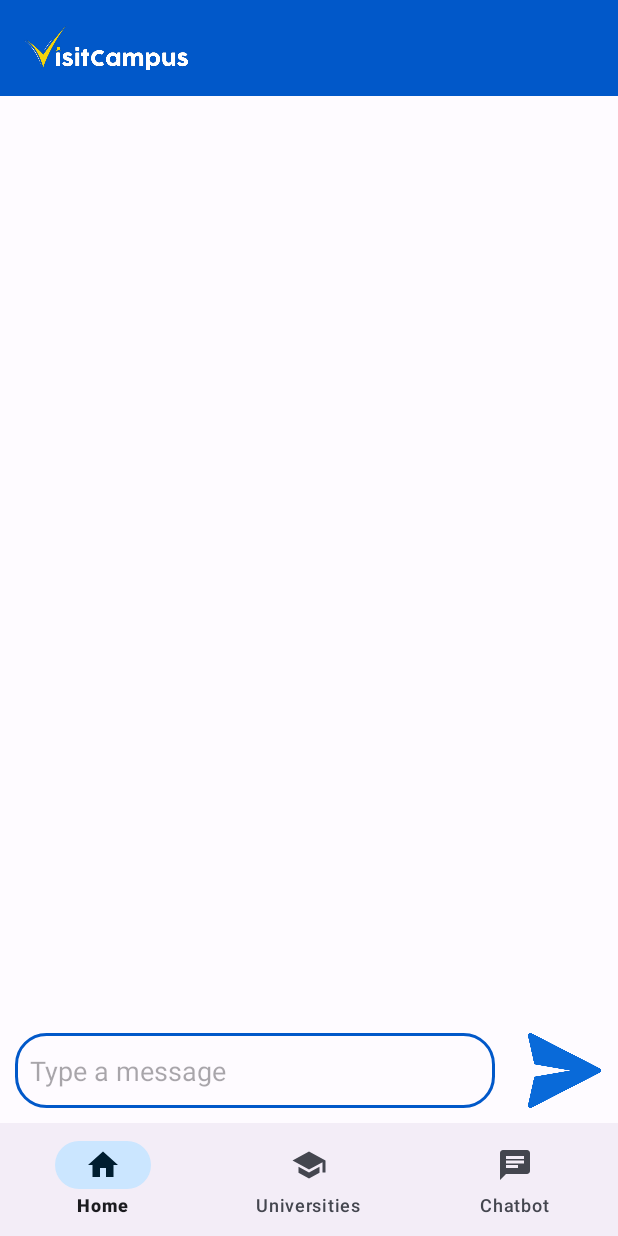
After one commit to deress/VisitCampus, an Android app: the fragment ChatbotFragment placed in its activity, on a phone screen of 412 x 824 dp. The commit adds this screen. Run offline under Robolectric (Android 15) with nearby library versions, the phone set to English and light mode, and no system bars.

Commit message:
Make layout for chatbot feature

```diff
--- /dev/null
+++ b/app/src/main/java/com/dicoding/visitcampus/ui/chatbot/ChatbotFragment.kt
@@ -0,0 +1,22 @@
+package com.dicoding.visitcampus.ui.chatbot
+
+import android.os.Bundle
+import androidx.fragment.app.Fragment
+import android.view.LayoutInflater
+import android.view.View
+import android.view.ViewGroup
+import com.dicoding.visitcampus.R
+import com.dicoding.visitcampus.databinding.FragmentChatbotBinding
+
+class ChatbotFragment : Fragment() {
+    private var _binding: FragmentChatbotBinding? = null
+    private val binding get() = _binding!!
+    override fun onCreateView(
+        inflater: LayoutInflater, container: ViewGroup?,
+        savedInstanceState: Bundle?
+    ): View? {
+        // Inflate the layout for this fragment
+        _binding = FragmentChatbotBinding.inflate(inflater, container, false)
+        return binding.root
+    }
+}
--- a/app/src/main/java/com/dicoding/visitcampus/ui/main/MainActivity.kt
+++ b/app/src/main/java/com/dicoding/visitcampus/ui/main/MainActivity.kt
@@ -7,6 +7,7 @@ import android.os.Bundle
 import androidx.fragment.app.Fragment
 import com.dicoding.visitcampus.R
 import com.dicoding.visitcampus.databinding.ActivityMainBinding
+import com.dicoding.visitcampus.ui.chatbot.ChatbotFragment
 import com.dicoding.visitcampus.ui.home.HomeFragment
 import com.dicoding.visitcampus.ui.university.UniversitiesFragment
 import com.google.android.material.appbar.MaterialToolbar
@@ -30,6 +31,7 @@ class MainActivity : AppCompatActivity() {
 
         val homeFragment = HomeFragment()
         val universitiesFragment = UniversitiesFragment()
+        val chatbotFragment = ChatbotFragment()
         setCurrentFragment(homeFragment)
 
         bottomNavigationView = binding.bottomNavigationView
@@ -37,6 +39,7 @@ class MainActivity : AppCompatActivity() {
             when (it.itemId) {
                 R.id.home -> setCurrentFragment(homeFragment)
                 R.id.list_university -> setCurrentFragment(universitiesFragment)
+                R.id.chatbot -> setCurrentFragment(chatbotFragment)
             }
             return@setOnItemSelectedListener true
         }
--- /dev/null
+++ b/app/src/main/res/drawable/baseline_chat_24.xml
@@ -0,0 +1,5 @@
+<vector android:autoMirrored="true" android:height="24dp"
+    android:tint="#000000" android:viewportHeight="24"
+    android:viewportWidth="24" android:width="24dp" xmlns:android="http://schemas.android.com/apk/res/android">
+    <path android:fillColor="@android:color/white" android:pathData="M20,2L4,2c-1.1,0 -1.99,0.9 -1.99,2L2,22l4,-4h14c1.1,0 2,-0.9 2,-2L22,4c0,-1.1 -0.9,-2 -2,-2zM6,9h12v2L6,11L6,9zM14,14L6,14v-2h8v2zM18,8L6,8L6,6h12v2z"/>
+</vector>
--- /dev/null
+++ b/app/src/main/res/drawable/message_box_background.xml
@@ -0,0 +1,5 @@
+<?xml version="1.0" encoding="utf-8"?>
+<shape xmlns:android="http://schemas.android.com/apk/res/android">
+    <corners android:radius="20dp"/>
+    <stroke android:color="@color/md_theme_light_primary" android:width="2dp"/>
+</shape>
--- /dev/null
+++ b/app/src/main/res/drawable/receive_message_background.xml
@@ -0,0 +1,5 @@
+<?xml version="1.0" encoding="utf-8"?>
+<shape xmlns:android="http://schemas.android.com/apk/res/android">
+    <corners android:radius="20dp"/>
+    <stroke android:color="@color/md_theme_light_primary" android:width="1dp"/>
+</shape>
--- /dev/null
+++ b/app/src/main/res/drawable/sent_message_background.xml
@@ -0,0 +1,5 @@
+<?xml version="1.0" encoding="utf-8"?>
+<shape xmlns:android="http://schemas.android.com/apk/res/android">
+    <corners android:radius="20dp"/>
+    <solid android:color="@color/md_theme_light_primary"/>
+</shape>
--- /dev/null
+++ b/app/src/main/res/layout/fragment_chatbot.xml
@@ -0,0 +1,43 @@
+<?xml version="1.0" encoding="utf-8"?>
+<RelativeLayout
+    xmlns:android="http://schemas.android.com/apk/res/android"
+    xmlns:tools="http://schemas.android.com/tools"
+    android:layout_width="match_parent"
+    android:layout_height="match_parent"
+    tools:context=".ui.chatbot.ChatbotFragment">
+
+    <androidx.recyclerview.widget.RecyclerView
+        android:id="@+id/rv_chat"
+        android:layout_alignParentTop="true"
+        android:layout_above="@id/linearLayout"
+        android:layout_width="match_parent"
+        android:layout_height="wrap_content"/>
+
+    <LinearLayout
+        android:id="@+id/linearLayout"
+        android:layout_alignParentBottom="true"
+        android:layout_width="match_parent"
+        android:layout_height="wrap_content"
+        android:layout_marginBottom="85dp"
+        android:orientation="horizontal"
+        android:weightSum="100">
+
+        <EditText
+            android:id="@+id/et_message_box"
+            android:layout_width="wrap_content"
+            android:layout_height="50dp"
+            android:background="@drawable/message_box_background"
+            android:paddingLeft="10dp"
+            android:hint="Type a message"
+            android:layout_marginLeft="10dp"
+            android:layout_weight="85"/>
+
+        <ImageView
+            android:layout_width="50dp"
+            android:layout_height="50dp"
+            android:src="@drawable/ic_send_message"
+            android:layout_weight="20"/>
+
+    </LinearLayout>
+
+</RelativeLayout>
--- a/app/src/main/res/menu/bottom_nav_menu.xml
+++ b/app/src/main/res/menu/bottom_nav_menu.xml
@@ -10,6 +10,11 @@
         android:title="Universities"
         android:icon="@drawable/baseline_school_24"/>
 
+    <item
+        android:id="@+id/chatbot"
+        android:title="Chatbot"
+        android:icon="@drawable/baseline_chat_24"/>
+
 
 <!--    <item-->
 <!--        android:id="@+id/exam_practice"-->
```
Also changed, not shown: app/src/main/res/layout/receive.xml (added, +23 -0 lines), app/src/main/res/layout/sent.xml (added, +25 -0 lines), app/src/main/res/drawable/ic_send_message.png (added).
